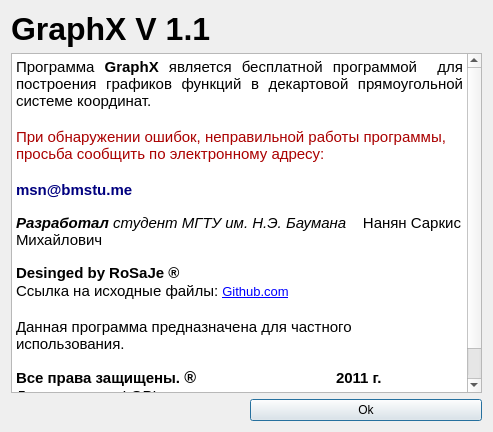
Old version of the form about.ui in the repository spellanser/graphx.
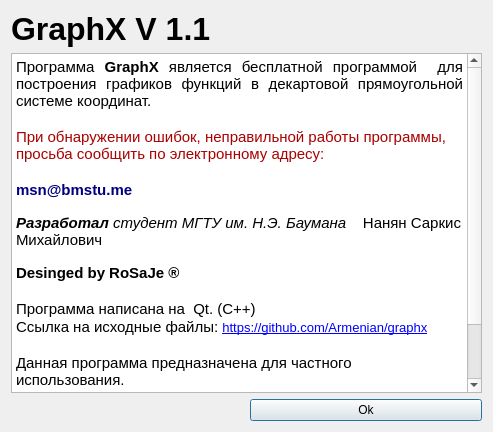
New version of the form. Icons and pictures are not drawn.

Commit message: исправлены исходные файлы

Patch:
```diff
--- a/about.ui
+++ b/about.ui
@@ -46,23 +46,25 @@
       <string>&lt;!DOCTYPE HTML PUBLIC &quot;-//W3C//DTD HTML 4.0//EN&quot; &quot;http://www.w3.org/TR/REC-html40/strict.dtd&quot;&gt;
 &lt;html&gt;&lt;head&gt;&lt;meta name=&quot;qrichtext&quot; content=&quot;1&quot; /&gt;&lt;style type=&quot;text/css&quot;&gt;
 p, li { white-space: pre-wrap; }
-&lt;/style&gt;&lt;/head&gt;&lt;body style=&quot; font-family:'Ubuntu'; font-size:10pt; font-weight:400; font-style:normal;&quot;&gt;
-&lt;p align=&quot;justify&quot; style=&quot; margin-top:0px; margin-bottom:0px; margin-left:0px; margin-right:0px; -qt-block-indent:0; text-indent:0px;&quot;&gt;&lt;span style=&quot; font-size:11pt;&quot;&gt;Программа &lt;/span&gt;&lt;span style=&quot; font-size:11pt; font-weight:600;&quot;&gt;GraphX&lt;/span&gt;&lt;span style=&quot; font-size:11pt;&quot;&gt; является бесплатной программой  для построения графиков функций в декартовой прямоугольной системе координат. &lt;/span&gt;&lt;/p&gt;
-&lt;p style=&quot;-qt-paragraph-type:empty; margin-top:0px; margin-bottom:0px; margin-left:0px; margin-right:0px; -qt-block-indent:0; text-indent:0px; font-size:11pt;&quot;&gt;&lt;/p&gt;
-&lt;p style=&quot; margin-top:0px; margin-bottom:0px; margin-left:0px; margin-right:0px; -qt-block-indent:0; text-indent:0px;&quot;&gt;&lt;span style=&quot; font-size:11pt; color:#aa0000;&quot;&gt;При обнаружении ошибок, неправильной работы программы, просьба сообщить по электронному адресу:&lt;/span&gt;&lt;/p&gt;
-&lt;p style=&quot;-qt-paragraph-type:empty; margin-top:0px; margin-bottom:0px; margin-left:0px; margin-right:0px; -qt-block-indent:0; text-indent:0px; font-size:11pt;&quot;&gt;&lt;/p&gt;
-&lt;p style=&quot; margin-top:0px; margin-bottom:0px; margin-left:0px; margin-right:0px; -qt-block-indent:0; text-indent:0px;&quot;&gt;&lt;span style=&quot; font-size:11pt; font-weight:600; color:#00007f;&quot;&gt;msn@bmstu.me&lt;/span&gt;&lt;/p&gt;
-&lt;p style=&quot;-qt-paragraph-type:empty; margin-top:0px; margin-bottom:0px; margin-left:0px; margin-right:0px; -qt-block-indent:0; text-indent:0px; font-family:'MS Shell Dlg 2';&quot;&gt;&lt;/p&gt;
-&lt;p style=&quot; margin-top:0px; margin-bottom:0px; margin-left:0px; margin-right:0px; -qt-block-indent:0; text-indent:0px;&quot;&gt;&lt;span style=&quot; font-size:11pt; font-weight:600; font-style:italic;&quot;&gt;Разработал &lt;/span&gt;&lt;span style=&quot; font-size:11pt; font-style:italic;&quot;&gt;студент МГТУ им. Н.Э. Баумана  &lt;/span&gt;&lt;span style=&quot; font-size:11pt; font-weight:600; font-style:italic;&quot;&gt;  &lt;/span&gt;&lt;span style=&quot; font-size:11pt;&quot;&gt;Нанян Саркис  Михайлович&lt;/span&gt;&lt;/p&gt;
-&lt;p style=&quot;-qt-paragraph-type:empty; margin-top:0px; margin-bottom:0px; margin-left:0px; margin-right:0px; -qt-block-indent:0; text-indent:0px; font-family:'MS Shell Dlg 2';&quot;&gt;&lt;/p&gt;
-&lt;p style=&quot; margin-top:0px; margin-bottom:0px; margin-left:0px; margin-right:0px; -qt-block-indent:0; text-indent:0px;&quot;&gt;&lt;span style=&quot; font-size:11pt; font-weight:600;&quot;&gt;Desinged by RoSaJe&lt;/span&gt;&lt;span style=&quot; font-family:'tahoma,arial,verdana,sans-serif,Lucida Sans'; font-size:11pt; font-weight:600; color:#000000; background-color:#ffffff;&quot;&gt; ®&lt;/span&gt;&lt;/p&gt;
-&lt;p style=&quot; margin-top:0px; margin-bottom:0px; margin-left:0px; margin-right:0px; -qt-block-indent:0; text-indent:0px;&quot;&gt;&lt;span style=&quot; font-size:11pt;&quot;&gt;Ссылка на исходные файлы: &lt;/span&gt;&lt;a href=&quot;https://github.com/Armenian/graphx&quot;&gt;&lt;span style=&quot; text-decoration: underline; color:#0000ff;&quot;&gt;Github.com&lt;/span&gt;&lt;/a&gt;&lt;/p&gt;
-&lt;p style=&quot;-qt-paragraph-type:empty; margin-top:0px; margin-bottom:0px; margin-left:0px; margin-right:0px; -qt-block-indent:0; text-indent:0px; font-size:11pt;&quot;&gt;&lt;/p&gt;
-&lt;p style=&quot; margin-top:0px; margin-bottom:0px; margin-left:0px; margin-right:0px; -qt-block-indent:0; text-indent:0px;&quot;&gt;&lt;span style=&quot; font-size:11pt;&quot;&gt;Данная программа предназначена для частного использования.&lt;/span&gt;&lt;/p&gt;
-&lt;p align=&quot;justify&quot; style=&quot;-qt-paragraph-type:empty; margin-top:0px; margin-bottom:0px; margin-left:0px; margin-right:0px; -qt-block-indent:0; text-indent:0px; font-family:'MS Shell Dlg 2';&quot;&gt;&lt;/p&gt;
-&lt;p align=&quot;justify&quot; style=&quot; margin-top:0px; margin-bottom:0px; margin-left:0px; margin-right:0px; -qt-block-indent:0; text-indent:0px;&quot;&gt;&lt;span style=&quot; font-size:11pt; font-weight:600;&quot;&gt;Все права защищены.&lt;/span&gt;&lt;span style=&quot; font-family:'tahoma,arial,verdana,sans-serif,Lucida Sans'; font-size:11pt; color:#000000; background-color:#ffffff;&quot;&gt; &lt;/span&gt;&lt;span style=&quot; font-family:'tahoma,arial,verdana,sans-serif,Lucida Sans'; font-size:12pt; font-weight:600; color:#000000; background-color:#ffffff;&quot;&gt;®&lt;/span&gt;&lt;span style=&quot; font-size:11pt; font-weight:600;&quot;&gt; 		2011 г. &lt;/span&gt;&lt;/p&gt;
-&lt;p style=&quot; margin-top:0px; margin-bottom:0px; margin-left:0px; margin-right:0px; -qt-block-indent:0; text-indent:0px;&quot;&gt;&lt;span style=&quot; font-size:11pt;&quot;&gt;Лицензия типа LGPL.&lt;/span&gt;&lt;/p&gt;
-&lt;p style=&quot;-qt-paragraph-type:empty; margin-top:0px; margin-bottom:0px; margin-left:0px; margin-right:0px; -qt-block-indent:0; text-indent:0px; font-size:11pt;&quot;&gt;&lt;/p&gt;&lt;/body&gt;&lt;/html&gt;</string>
+&lt;/style&gt;&lt;/head&gt;&lt;body style=&quot; font-family:'MS Shell Dlg 2'; font-size:10pt; font-weight:400; font-style:normal;&quot;&gt;
+&lt;p align=&quot;justify&quot; style=&quot; margin-top:0px; margin-bottom:0px; margin-left:0px; margin-right:0px; -qt-block-indent:0; text-indent:0px;&quot;&gt;&lt;span style=&quot; font-family:'Ubuntu'; font-size:11pt;&quot;&gt;Программа &lt;/span&gt;&lt;span style=&quot; font-family:'Ubuntu'; font-size:11pt; font-weight:600;&quot;&gt;GraphX&lt;/span&gt;&lt;span style=&quot; font-family:'Ubuntu'; font-size:11pt;&quot;&gt; является бесплатной программой  для построения графиков функций в декартовой прямоугольной системе координат. &lt;/span&gt;&lt;/p&gt;
+&lt;p style=&quot;-qt-paragraph-type:empty; margin-top:0px; margin-bottom:0px; margin-left:0px; margin-right:0px; -qt-block-indent:0; text-indent:0px; font-family:'Ubuntu'; font-size:11pt;&quot;&gt;&lt;/p&gt;
+&lt;p style=&quot; margin-top:0px; margin-bottom:0px; margin-left:0px; margin-right:0px; -qt-block-indent:0; text-indent:0px;&quot;&gt;&lt;span style=&quot; font-family:'Ubuntu'; font-size:11pt; color:#aa0000;&quot;&gt;При обнаружении ошибок, неправильной работы программы, просьба сообщить по электронному адресу:&lt;/span&gt;&lt;/p&gt;
+&lt;p style=&quot;-qt-paragraph-type:empty; margin-top:0px; margin-bottom:0px; margin-left:0px; margin-right:0px; -qt-block-indent:0; text-indent:0px; font-family:'Ubuntu'; font-size:11pt;&quot;&gt;&lt;/p&gt;
+&lt;p style=&quot; margin-top:0px; margin-bottom:0px; margin-left:0px; margin-right:0px; -qt-block-indent:0; text-indent:0px;&quot;&gt;&lt;span style=&quot; font-family:'Ubuntu'; font-size:11pt; font-weight:600; color:#00007f;&quot;&gt;msn@bmstu.me&lt;/span&gt;&lt;/p&gt;
+&lt;p style=&quot;-qt-paragraph-type:empty; margin-top:0px; margin-bottom:0px; margin-left:0px; margin-right:0px; -qt-block-indent:0; text-indent:0px;&quot;&gt;&lt;/p&gt;
+&lt;p style=&quot; margin-top:0px; margin-bottom:0px; margin-left:0px; margin-right:0px; -qt-block-indent:0; text-indent:0px;&quot;&gt;&lt;span style=&quot; font-family:'Ubuntu'; font-size:11pt; font-weight:600; font-style:italic;&quot;&gt;Разработал &lt;/span&gt;&lt;span style=&quot; font-family:'Ubuntu'; font-size:11pt; font-style:italic;&quot;&gt;студент МГТУ им. Н.Э. Баумана  &lt;/span&gt;&lt;span style=&quot; font-family:'Ubuntu'; font-size:11pt; font-weight:600; font-style:italic;&quot;&gt;  &lt;/span&gt;&lt;span style=&quot; font-family:'Ubuntu'; font-size:11pt;&quot;&gt;Нанян Саркис  Михайлович&lt;/span&gt;&lt;/p&gt;
+&lt;p style=&quot;-qt-paragraph-type:empty; margin-top:0px; margin-bottom:0px; margin-left:0px; margin-right:0px; -qt-block-indent:0; text-indent:0px;&quot;&gt;&lt;/p&gt;
+&lt;p style=&quot; margin-top:0px; margin-bottom:0px; margin-left:0px; margin-right:0px; -qt-block-indent:0; text-indent:0px;&quot;&gt;&lt;span style=&quot; font-family:'Ubuntu'; font-size:11pt; font-weight:600;&quot;&gt;Desinged by RoSaJe&lt;/span&gt;&lt;span style=&quot; font-family:'tahoma,arial,verdana,sans-serif,Lucida Sans'; font-size:11pt; font-weight:600; color:#000000; background-color:#ffffff;&quot;&gt; ®&lt;/span&gt;&lt;/p&gt;
+&lt;p style=&quot;-qt-paragraph-type:empty; margin-top:0px; margin-bottom:0px; margin-left:0px; margin-right:0px; -qt-block-indent:0; text-indent:0px; font-family:'tahoma,arial,verdana,sans-serif,Lucida Sans'; font-size:11pt; font-weight:600; color:#000000;&quot;&gt;&lt;/p&gt;
+&lt;p style=&quot; margin-top:0px; margin-bottom:0px; margin-left:0px; margin-right:0px; -qt-block-indent:0; text-indent:0px;&quot;&gt;&lt;span style=&quot; font-family:'tahoma,arial,verdana,sans-serif,Lucida Sans'; font-size:11pt; color:#000000; background-color:#ffffff;&quot;&gt;Программа написана на  Qt. (C++)&lt;/span&gt;&lt;/p&gt;
+&lt;p style=&quot; margin-top:0px; margin-bottom:0px; margin-left:0px; margin-right:0px; -qt-block-indent:0; text-indent:0px;&quot;&gt;&lt;span style=&quot; font-family:'Ubuntu'; font-size:11pt;&quot;&gt;Ссылка на исходные файлы: &lt;/span&gt;&lt;a href=&quot;https://github.com/Armenian/graphx&quot;&gt;&lt;span style=&quot; font-family:'Ubuntu'; text-decoration: underline; color:#0000ff;&quot;&gt;https://github.com/Armenian/graphx&lt;/span&gt;&lt;/a&gt;&lt;/p&gt;
+&lt;p style=&quot;-qt-paragraph-type:empty; margin-top:0px; margin-bottom:0px; margin-left:0px; margin-right:0px; -qt-block-indent:0; text-indent:0px; font-family:'Ubuntu'; font-size:11pt;&quot;&gt;&lt;/p&gt;
+&lt;p style=&quot; margin-top:0px; margin-bottom:0px; margin-left:0px; margin-right:0px; -qt-block-indent:0; text-indent:0px;&quot;&gt;&lt;span style=&quot; font-family:'Ubuntu'; font-size:11pt;&quot;&gt;Данная программа предназначена для частного использования.&lt;/span&gt;&lt;/p&gt;
+&lt;p align=&quot;justify&quot; style=&quot;-qt-paragraph-type:empty; margin-top:0px; margin-bottom:0px; margin-left:0px; margin-right:0px; -qt-block-indent:0; text-indent:0px;&quot;&gt;&lt;/p&gt;
+&lt;p align=&quot;justify&quot; style=&quot; margin-top:0px; margin-bottom:0px; margin-left:0px; margin-right:0px; -qt-block-indent:0; text-indent:0px;&quot;&gt;&lt;span style=&quot; font-family:'Ubuntu'; font-size:11pt; font-weight:600;&quot;&gt;Все права защищены.&lt;/span&gt;&lt;span style=&quot; font-family:'tahoma,arial,verdana,sans-serif,Lucida Sans'; font-size:11pt; color:#000000; background-color:#ffffff;&quot;&gt; &lt;/span&gt;&lt;span style=&quot; font-family:'tahoma,arial,verdana,sans-serif,Lucida Sans'; font-size:12pt; font-weight:600; color:#000000; background-color:#ffffff;&quot;&gt;®&lt;/span&gt;&lt;span style=&quot; font-family:'Ubuntu'; font-size:11pt; font-weight:600;&quot;&gt; 		2011 г. &lt;/span&gt;&lt;/p&gt;
+&lt;p style=&quot; margin-top:0px; margin-bottom:0px; margin-left:0px; margin-right:0px; -qt-block-indent:0; text-indent:0px;&quot;&gt;&lt;span style=&quot; font-family:'Ubuntu'; font-size:11pt;&quot;&gt;Лицензия типа LGPL.&lt;/span&gt;&lt;/p&gt;
+&lt;p style=&quot;-qt-paragraph-type:empty; margin-top:0px; margin-bottom:0px; margin-left:0px; margin-right:0px; -qt-block-indent:0; text-indent:0px; font-family:'Ubuntu'; font-size:11pt;&quot;&gt;&lt;/p&gt;&lt;/body&gt;&lt;/html&gt;</string>
      </property>
     </widget>
    </item>
```
The commit also changes 11 other files.
